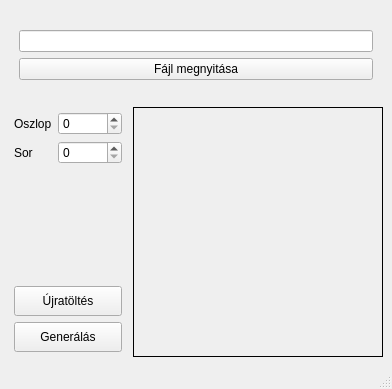
Above: ui/res/layout/main.ui from puskapeti/DataMatrixWizard before the change. Below: the same form after it.
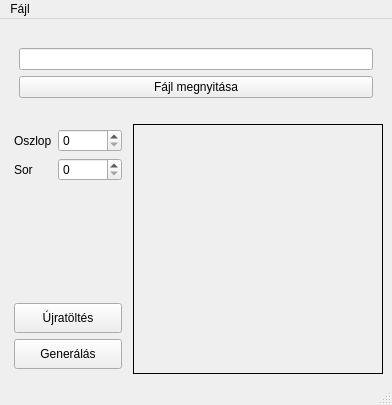
That is the form after the change. Icons and pictures are not drawn.

```diff
--- a/ui/res/layout/main.ui
+++ b/ui/res/layout/main.ui
@@ -158,6 +158,24 @@
    </layout>
   </widget>
   <widget class="QStatusBar" name="statusbar"/>
+  <widget class="QMenuBar" name="menuBar">
+   <property name="geometry">
+    <rect>
+     <x>0</x>
+     <y>0</y>
+     <width>392</width>
+     <height>22</height>
+    </rect>
+   </property>
+   <widget class="QMenu" name="menuF_jl">
+    <property name="title">
+     <string>Fájl</string>
+    </property>
+    <addaction name="action_preferences"/>
+    <addaction name="action_exit"/>
+   </widget>
+   <addaction name="menuF_jl"/>
+  </widget>
   <action name="actionExcel_megnyit_sa">
    <property name="text">
     <string>Excel megnyitása</string>
```
Left out of the diff: 10 changed lines with no effect on the pictures.
